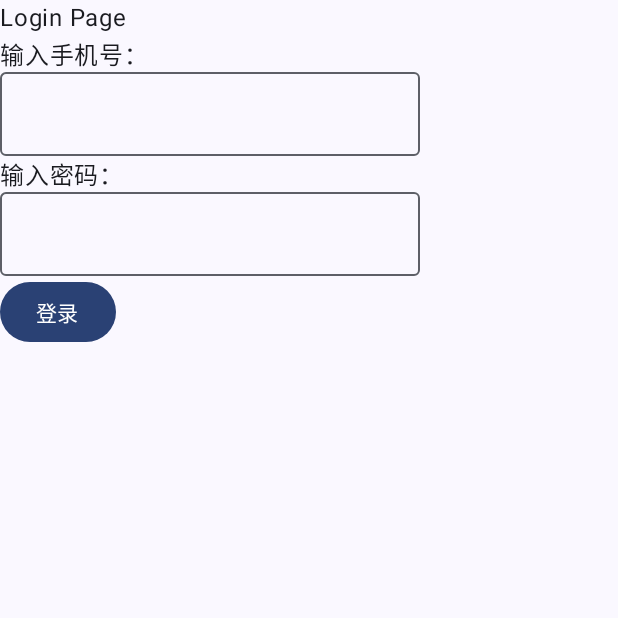
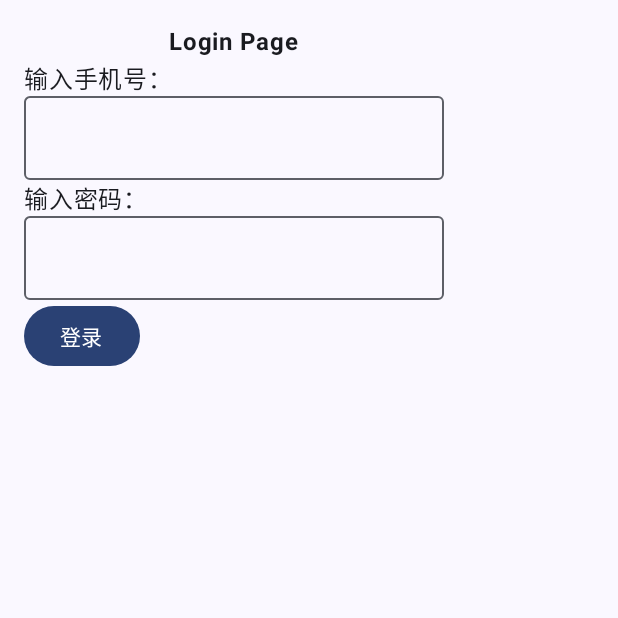
Before and after one commit to aquamarine5/ChaoxingSignFaker, an Android app built with Jetpack Compose: the composable LoginPage shown on its own in the app's theme, after a tap on "登录", on a phone screen of 412 x 824 dp, the top half of it. Run offline under Robolectric (Android 15) with nearby library versions, the phone set to English and light mode, and no system bars; libraries missing offline, so code that uses them is left out: com.alibaba.fastjson2; network calls fail; 4 statements that could not run were skipped.

Commit message:
closed #1

```diff
--- a/app/build.gradle
+++ b/app/build.gradle
@@ -31,8 +31,8 @@ android {
         applicationId = "org.aquamarine5.brainspark.chaoxingsignfaker"
         minSdk = 26
         targetSdk = 35
-        versionCode = 1001250315
-        versionName = "1.0.0-beta1"
+        versionCode = 1002250315
+        versionName = "1.0.0-beta2"
 
         testInstrumentationRunner = "androidx.test.runner.AndroidJUnitRunner"
     }
--- a/app/src/main/java/org/aquamarine5/brainspark/chaoxingsignfaker/api/ChaoxingHttpClient.kt
+++ b/app/src/main/java/org/aquamarine5/brainspark/chaoxingsignfaker/api/ChaoxingHttpClient.kt
@@ -177,8 +177,8 @@ class ChaoxingHttpClient private constructor(
                     .url(URL_LOGIN)
                     .post(FormBody.Builder().apply {
                         addEncoded("fid", "-1")
-                        addEncoded("uname", uname)
-                        addEncoded("password", encryptedPassword)
+                        addEncoded("uname", uname.replace("+", "%2B"))
+                        addEncoded("password", encryptedPassword.replace("+", "%2B"))
                         addEncoded("refer", "https%3A%2F%2Fi.chaoxing.com")
                         addEncoded("t", "true")
                         addEncoded("forbidotherlogin", "0")
--- a/app/src/main/java/org/aquamarine5/brainspark/chaoxingsignfaker/screens/LoginScreen.kt
+++ b/app/src/main/java/org/aquamarine5/brainspark/chaoxingsignfaker/screens/LoginScreen.kt
@@ -3,7 +3,9 @@ package org.aquamarine5.brainspark.chaoxingsignfaker.screens
 import androidx.compose.foundation.layout.Column
 import androidx.compose.foundation.layout.padding
 import androidx.compose.foundation.text.KeyboardOptions
+import androidx.compose.material3.Button
 import androidx.compose.material3.OutlinedTextField
+import androidx.compose.material3.Scaffold
 import androidx.compose.material3.Text
 import androidx.compose.runtime.Composable
 import androidx.compose.runtime.getValue
@@ -11,18 +13,19 @@ import androidx.compose.runtime.mutableStateOf
 import androidx.compose.runtime.remember
 import androidx.compose.runtime.rememberCoroutineScope
 import androidx.compose.runtime.setValue
-import androidx.compose.ui.text.input.KeyboardType
-import androidx.compose.ui.text.input.PasswordVisualTransformation
-import androidx.compose.ui.text.input.TextFieldValue
-import kotlinx.serialization.Serializable
-import androidx.compose.material3.Button
-import androidx.compose.material3.Scaffold
+import androidx.compose.ui.Alignment
 import androidx.compose.ui.Modifier
 import androidx.compose.ui.graphics.Color
 import androidx.compose.ui.platform.LocalContext
+import androidx.compose.ui.text.font.FontWeight
+import androidx.compose.ui.text.input.KeyboardType
+import androidx.compose.ui.text.input.PasswordVisualTransformation
+import androidx.compose.ui.tooling.preview.Preview
+import androidx.compose.ui.unit.dp
 import androidx.navigation.NavController
 import androidx.navigation.compose.rememberNavController
 import kotlinx.coroutines.launch
+import kotlinx.serialization.Serializable
 import org.aquamarine5.brainspark.chaoxingsignfaker.api.ChaoxingHttpClient
 
 @Serializable
@@ -38,8 +41,12 @@ fun LoginPage(
     val coroutineContext = rememberCoroutineScope()
     val context = LocalContext.current
     Scaffold { innerPadding ->
-        Column(modifier = Modifier.padding(innerPadding)) {
-            Text("Login Page")
+        Column(modifier = Modifier.padding(innerPadding).padding(16.dp)) {
+            Text(
+                "Login Page",
+                fontWeight = FontWeight.Bold,
+                modifier = Modifier.align(Alignment.CenterHorizontally)
+            )
             Text("输入手机号：")
             OutlinedTextField(
                 phoneNumber,
@@ -72,3 +79,9 @@ fun LoginPage(
         }
     }
 }
+
+@Preview
+@Composable
+fun LoginPagePreview() {
+    LoginPage(rememberNavController())
+}
```
